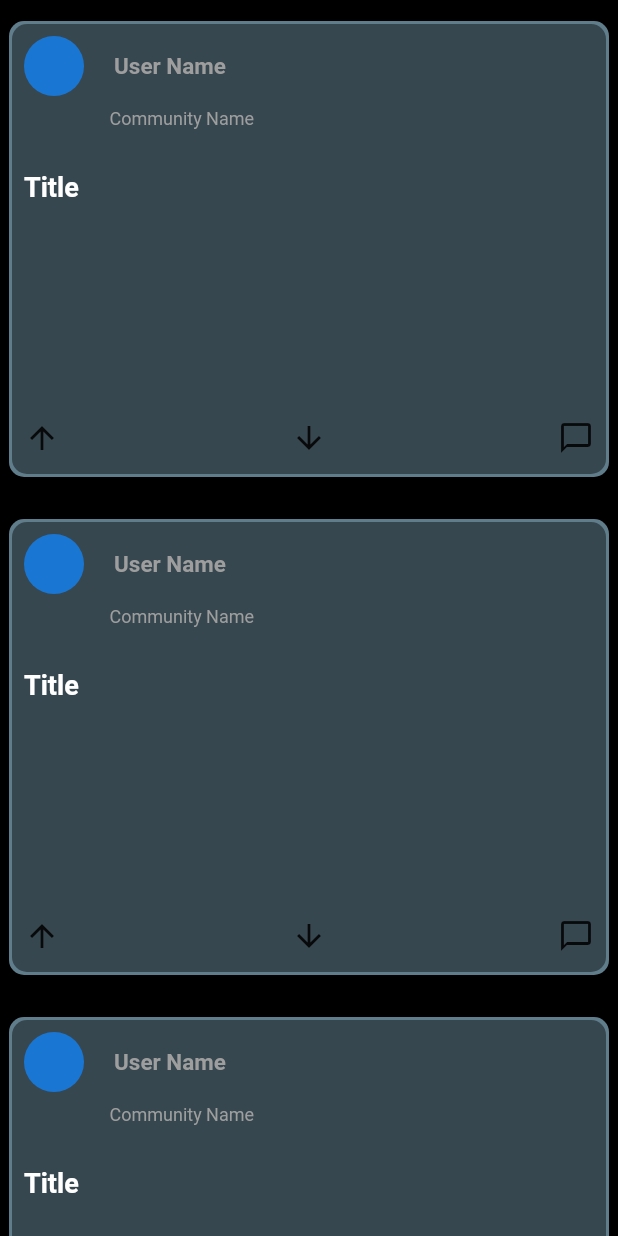
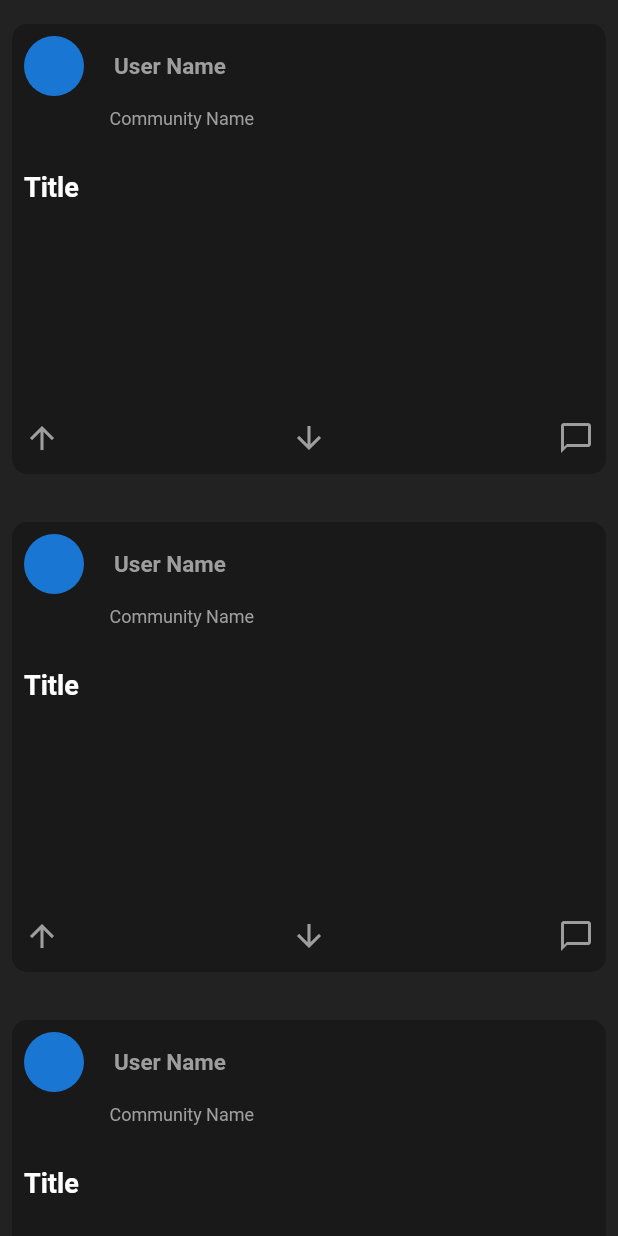
Before and after one commit to Arash-ra03/Ap-Final-Project, a Flutter app: the FeedPage screen opened by its route, on a phone screen of 412 x 824 dp. Run offline on Flutter 3.47's test engine with Material 2 defaults, Android fonts, the phone set to English and light mode, and no system bars.

Commit message:
design each post

```diff
--- a/lib/Pages/each_post.dart
+++ b/lib/Pages/each_post.dart
@@ -15,10 +15,7 @@ class MyPost extends StatelessWidget {
           height: 300,
           decoration: BoxDecoration(
             borderRadius: BorderRadius.circular(10),
-            color: Colors.blueGrey[800],
-            boxShadow: [
-              BoxShadow(color: Colors.blueGrey, spreadRadius: 2),
-            ],
+            color: Colors.black26,
           ),
           child: Column(
             children: [
@@ -82,21 +79,30 @@ class MyPost extends StatelessWidget {
                   mainAxisAlignment: MainAxisAlignment.spaceBetween,
                   children: [
                     GestureDetector(
-                      child: Icon(Icons.arrow_upward),
+                      child: Icon(
+                        Icons.arrow_upward,
+                        color: Colors.grey,
+                      ),
                       onTap: () {},
                     ),
                     SizedBox(
                       width: 10,
                     ),
                     GestureDetector(
-                      child: Icon(Icons.arrow_downward),
+                      child: Icon(
+                        Icons.arrow_downward,
+                        color: Colors.grey,
+                      ),
                       onTap: () {},
                     ),
                     SizedBox(
                       width: 10,
                     ),
                     GestureDetector(
-                      child: Icon(Icons.messenger_outline),
+                      child: Icon(
+                        Icons.messenger_outline,
+                        color: Colors.grey,
+                      ),
                       onTap: () {},
                     ),
                   ],
--- a/lib/Pages/feed_page.dart
+++ b/lib/Pages/feed_page.dart
@@ -12,7 +12,7 @@ class FeedPage extends StatelessWidget {
   @override
   Widget build(BuildContext context) {
     return Scaffold(
-      backgroundColor: Colors.black,
+      backgroundColor: Colors.black87,
       body: ListView.builder(
         itemCount: _posts.length,
         itemBuilder: (context, index){
```
